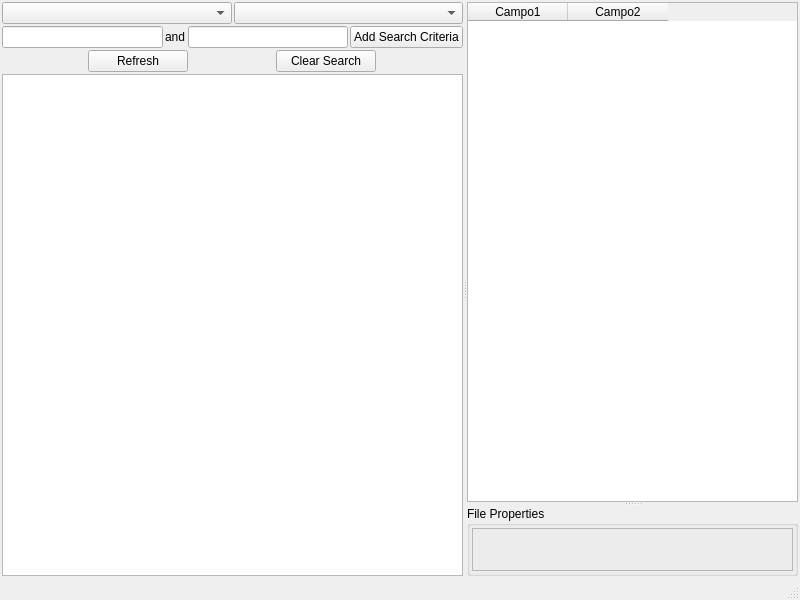
This is eDoc-Client/explorerwindow.ui in diegowald/eDoc as Qt 5 draws it before an edit. The edited form follows.
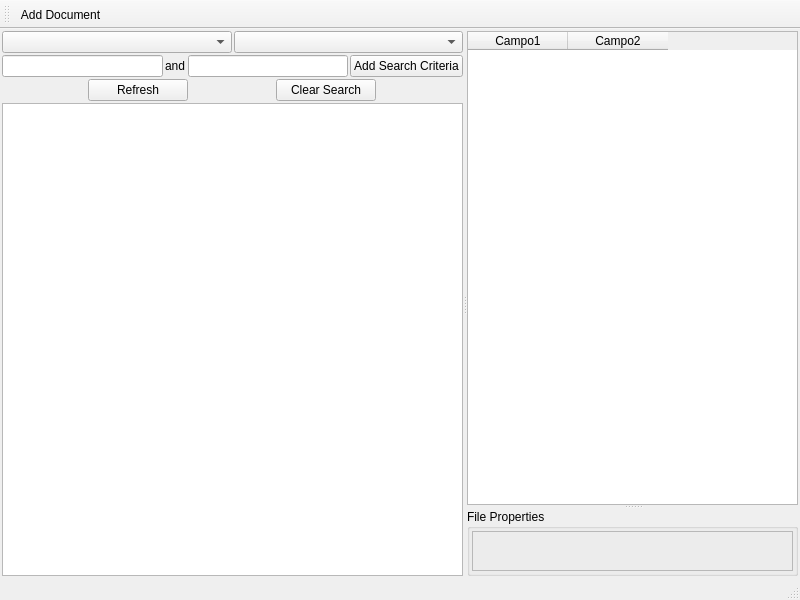
This is the edited form.

Commit message: Implementation of Explorer Window

What changed in the file:
```diff
--- a/eDoc-Client/explorerwindow.ui
+++ b/eDoc-Client/explorerwindow.ui
@@ -135,6 +135,15 @@
         <enum>Qt::Vertical</enum>
        </property>
        <widget class="QTableWidget" name="searchResult">
+        <property name="alternatingRowColors">
+         <bool>true</bool>
+        </property>
+        <property name="selectionMode">
+         <enum>QAbstractItemView::SingleSelection</enum>
+        </property>
+        <property name="selectionBehavior">
+         <enum>QAbstractItemView::SelectRows</enum>
+        </property>
         <column>
          <property name="text">
           <string>Campo1</string>
@@ -194,6 +203,26 @@
    </property>
   </widget>
   <widget class="QStatusBar" name="statusbar"/>
+  <widget class="QToolBar" name="toolBar">
+   <property name="windowTitle">
+    <string>toolBar</string>
+   </property>
+   <attribute name="toolBarArea">
+    <enum>TopToolBarArea</enum>
+   </attribute>
+   <attribute name="toolBarBreak">
+    <bool>false</bool>
+   </attribute>
+   <addaction name="actionAdd_Document"/>
+  </widget>
+  <action name="actionAdd_Document">
+   <property name="text">
+    <string>Add Document</string>
+   </property>
+   <property name="toolTip">
+    <string>Adds a new document to storage</string>
+   </property>
+  </action>
  </widget>
  <resources/>
  <connections/>
```
Left out of the diff: 2 changed lines with no effect on the pictures. The commit also changes 3 other files.
